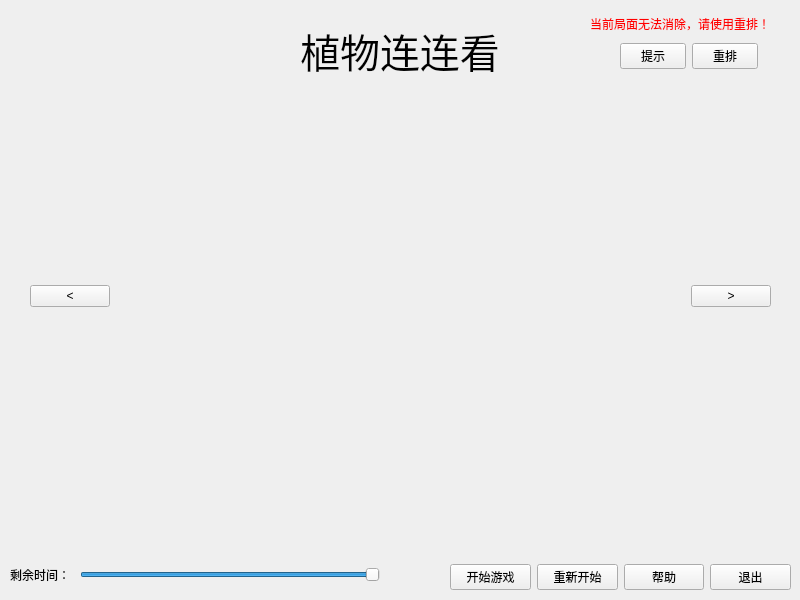
First picture: the form in OOP_Term_Project_PVZ/OOP_Term_Project_PVZ/paireliminate.ui, repository zerotrac/OOP_Summer_Assignments, before the edit.
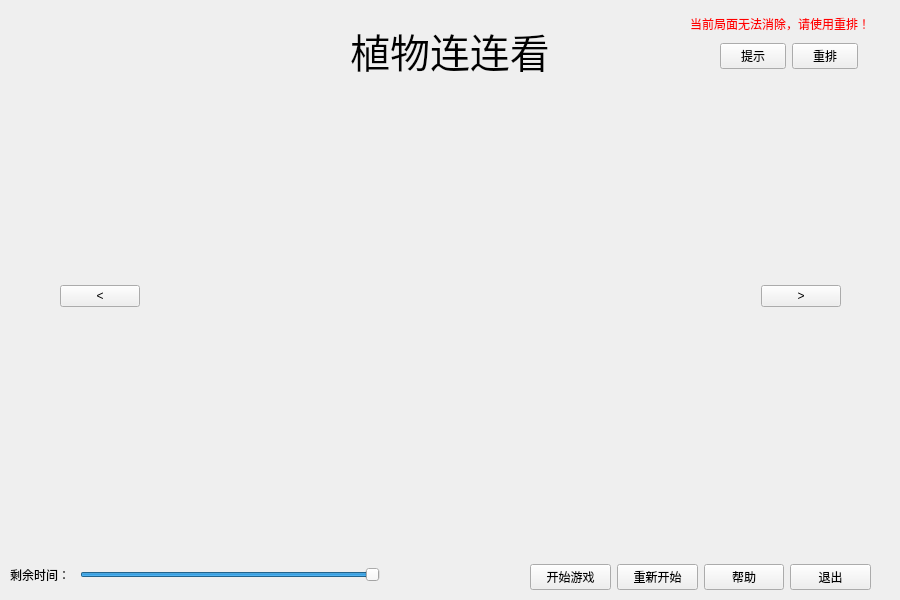
Second picture: the form after the edit.

Patch:
```diff
--- a/OOP_Term_Project_PVZ/OOP_Term_Project_PVZ/paireliminate.ui
+++ b/OOP_Term_Project_PVZ/OOP_Term_Project_PVZ/paireliminate.ui
@@ -6,7 +6,7 @@
    <rect>
     <x>0</x>
     <y>0</y>
-    <width>800</width>
+    <width>900</width>
     <height>600</height>
    </rect>
   </property>
@@ -16,7 +16,7 @@
   <widget class="QLabel" name="label">
    <property name="geometry">
     <rect>
-     <x>250</x>
+     <x>300</x>
      <y>20</y>
      <width>300</width>
      <height>60</height>
@@ -72,9 +72,9 @@
   <widget class="QWidget" name="layoutWidget">
    <property name="geometry">
     <rect>
-     <x>30</x>
+     <x>60</x>
      <y>280</y>
-     <width>741</width>
+     <width>781</width>
      <height>32</height>
     </rect>
    </property>
@@ -111,7 +111,7 @@
   <widget class="QWidget" name="layoutWidget">
    <property name="geometry">
     <rect>
-     <x>450</x>
+     <x>530</x>
      <y>560</y>
      <width>341</width>
      <height>34</height>
@@ -151,7 +151,7 @@
   <widget class="QLabel" name="labelRed">
    <property name="geometry">
     <rect>
-     <x>590</x>
+     <x>690</x>
      <y>15</y>
      <width>201</width>
      <height>16</height>
@@ -161,10 +161,10 @@
     <string>&lt;html&gt;&lt;head/&gt;&lt;body&gt;&lt;p&gt;&lt;span style=&quot; color:#ff0000;&quot;&gt;当前局面无法消除，请使用重排！&lt;/span&gt;&lt;/p&gt;&lt;/body&gt;&lt;/html&gt;</string>
    </property>
   </widget>
-  <widget class="QWidget" name="">
+  <widget class="QWidget" name="layoutWidget">
    <property name="geometry">
     <rect>
-     <x>620</x>
+     <x>720</x>
      <y>40</y>
      <width>138</width>
      <height>32</height>
```
